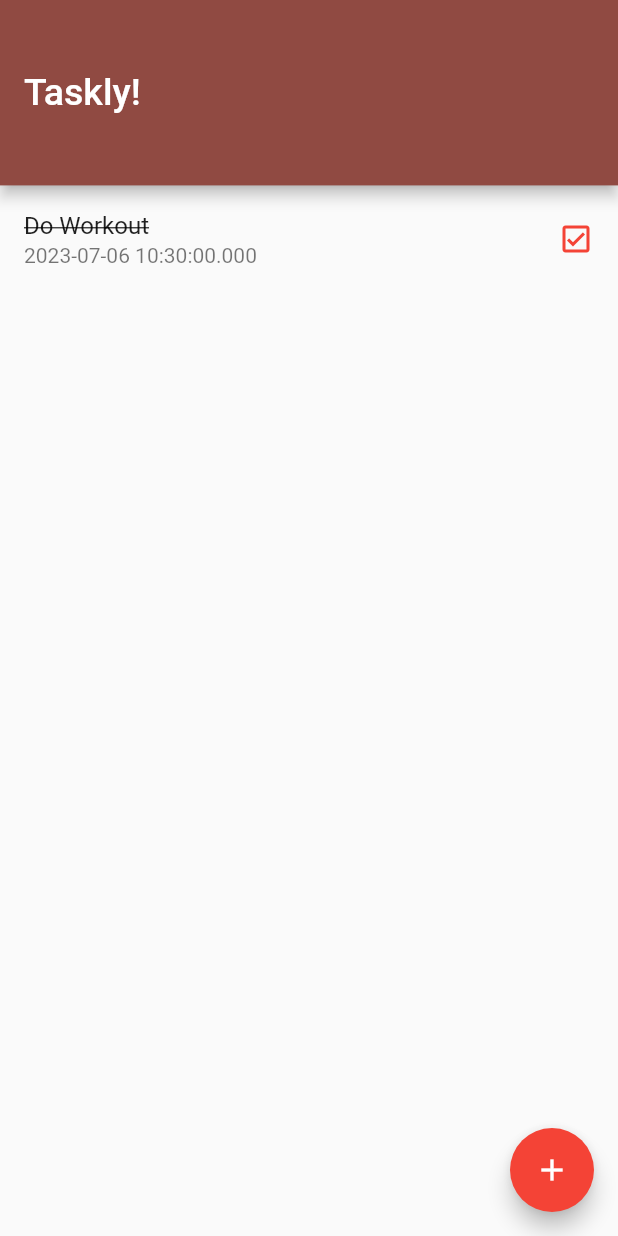
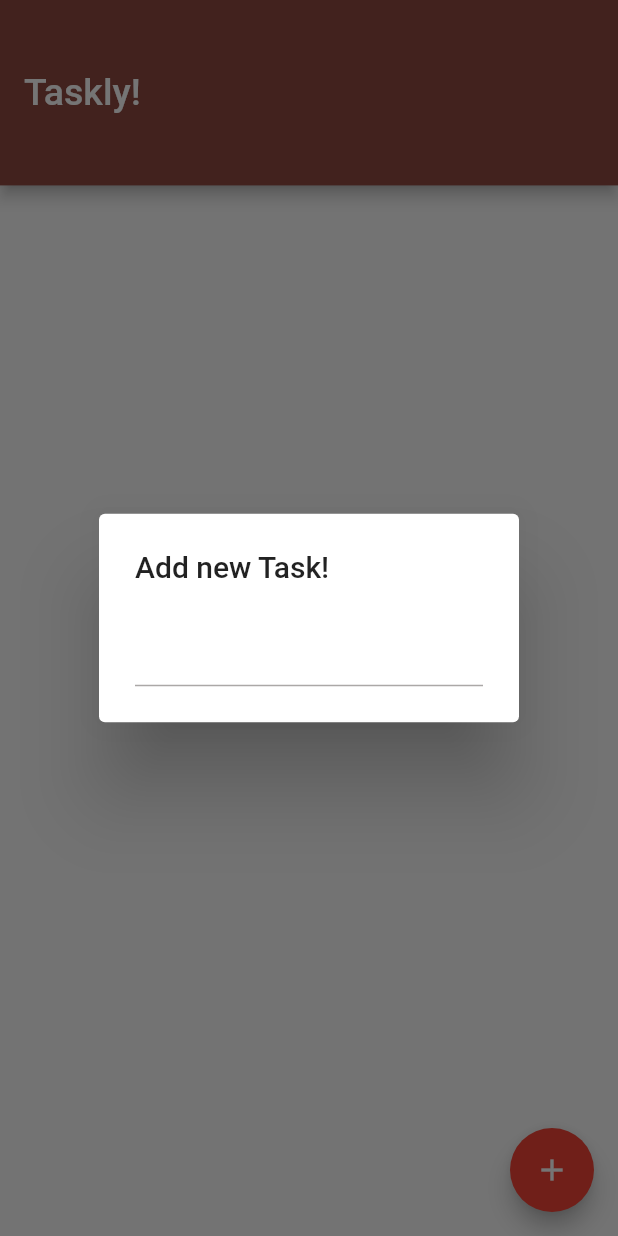
Before and after one commit to Suraj820/taskly, a Flutter app: the screen it shows after launch, after a tap on the "add" icon, on a phone screen of 412 x 824 dp. Run offline on Flutter 3.47's test engine with Material 2 defaults, Android fonts, the phone set to English and light mode, and no system bars; our stand-ins replace hive, hive_flutter; accounts and stored records are empty.

Commit message:
1)Added AlertDialog & saved the data in box 2)Displayed Task list

```diff
--- a/lib/models/task.dart
+++ b/lib/models/task.dart
@@ -1,2 +1,17 @@
-class Task{
+class Task {
+  String content;
+  DateTime timestamp;
+  bool done;
+
+  Task({required this.content, required this.timestamp, required this.done});
+
+  factory Task.fromMap(Map task) {
+    return Task(
+        content: task["content"],
+        timestamp: task["timestamp"],
+        done: task["done"]);
+  }
+  Map toMap() {
+    return {"content": content, "timestamp": timestamp, "done": done};
+  }
 }
--- a/lib/pages/home_page.dart
+++ b/lib/pages/home_page.dart
@@ -1,4 +1,6 @@
 import 'package:flutter/material.dart';
+import 'package:hive/hive.dart';
+import 'package:taskly/models/task.dart';
 
 class HomePage extends StatefulWidget {
   HomePage();
@@ -11,6 +13,8 @@ class HomePage extends StatefulWidget {
 
 class _HomePageState extends State<HomePage> {
   late double _deviceHeight, _deviceWidth;
+  String? _newTaskContent;
+  Box? _box;
   _HomePageState();
 
   @override
@@ -25,36 +29,75 @@ class _HomePageState extends State<HomePage> {
           style: TextStyle(fontSize: 25),
         ),
       ),
-      body: _taskList(),
+      body: _taskView(),
       floatingActionButton: _addTaskButton(),
     );
   }
 
+  Widget _taskView() {
+    return FutureBuilder(
+      future: Hive.openBox("task"),
+      builder: (BuildContext _context, AsyncSnapshot _snapshot) {
+        if (_snapshot.connectionState == ConnectionState.done) {
+          _box = _snapshot.data;
+          return _taskList();
+        } else {
+          return const Center(
+            child: CircularProgressIndicator(),
+          );
+        }
+      },
+    );
+  }
+
   Widget _taskList() {
-    return ListView(
-      children: [
-        ListTile(
-          title: const Text(
-            "Do Workout",
-            style: TextStyle(decoration: TextDecoration.lineThrough),
+  //  Task _newTask = Task(content: "Go on Walk", timestamp: DateTime.now(), done: false);
+   // _box?.add(_newTask.toMap());
+    List tasks = _box!.values.toList();
+    return
+      ListView.builder(itemBuilder: (BuildContext _context,int _index){
+        var task = Task.fromMap(tasks[_index]);
+        return  ListTile(
+          title: Text(
+            task.content,
+            style: TextStyle(decoration: task.done?TextDecoration.lineThrough:null),
           ),
           subtitle: Text(
-            DateTime.now().toString(),
+            task.timestamp.toString(),
           ),
-          trailing: const Icon(
-            Icons.check_box_outlined,
+          trailing:Icon(
+            task.done ?Icons.check_box_outlined:Icons.check_box_outline_blank_outlined,
             color: Colors.red,
           ),
-        ),
-      ],
-    );
+        );
+
+      },itemCount: tasks.length,);
   }
 
   Widget _addTaskButton() {
     return FloatingActionButton(
-      onPressed: () {},
+      onPressed: _displayTaskPopup,
+      backgroundColor: Colors.red,
       child: const Icon(Icons.add),
-      backgroundColor: Colors.red,
+    );
+  }
+
+  void _displayTaskPopup() {
+    showDialog(
+      context: context,
+      builder: (BuildContext _context) {
+        return AlertDialog(
+          title: const Text("Add new Task!"),
+          content: TextField(
+            onSubmitted: (_value) {},
+            onChanged: (_value) {
+              setState(() {
+                _newTaskContent = _value;
+              });
+            },
+          ),
+        );
+      },
     );
   }
 }
```
